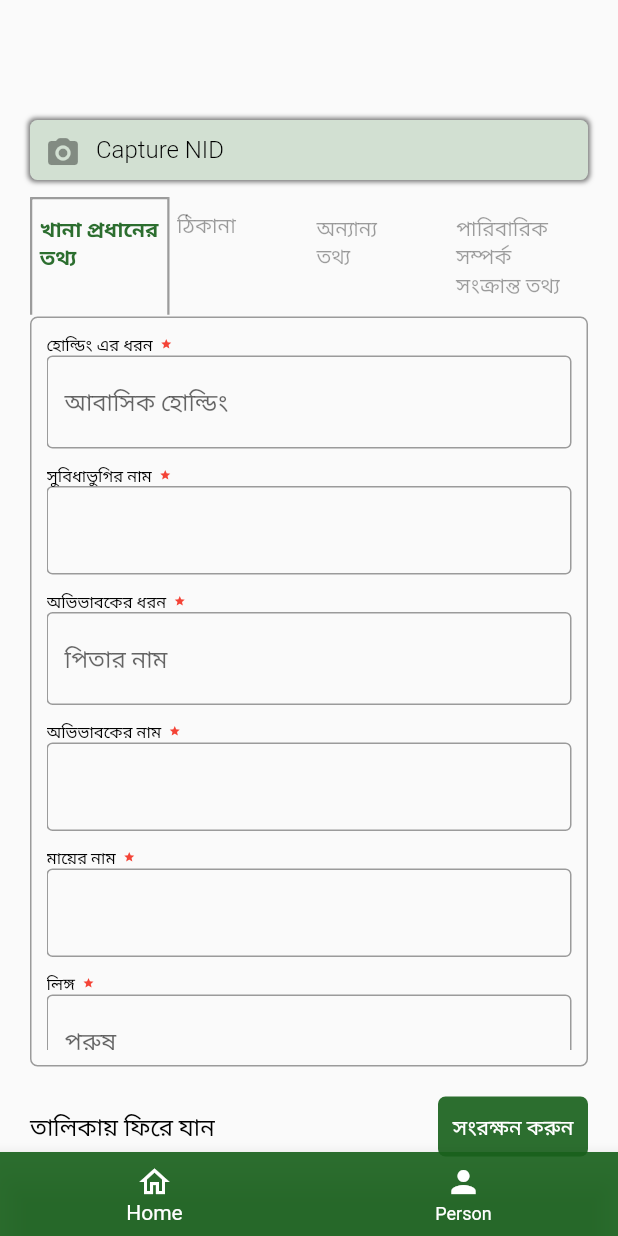
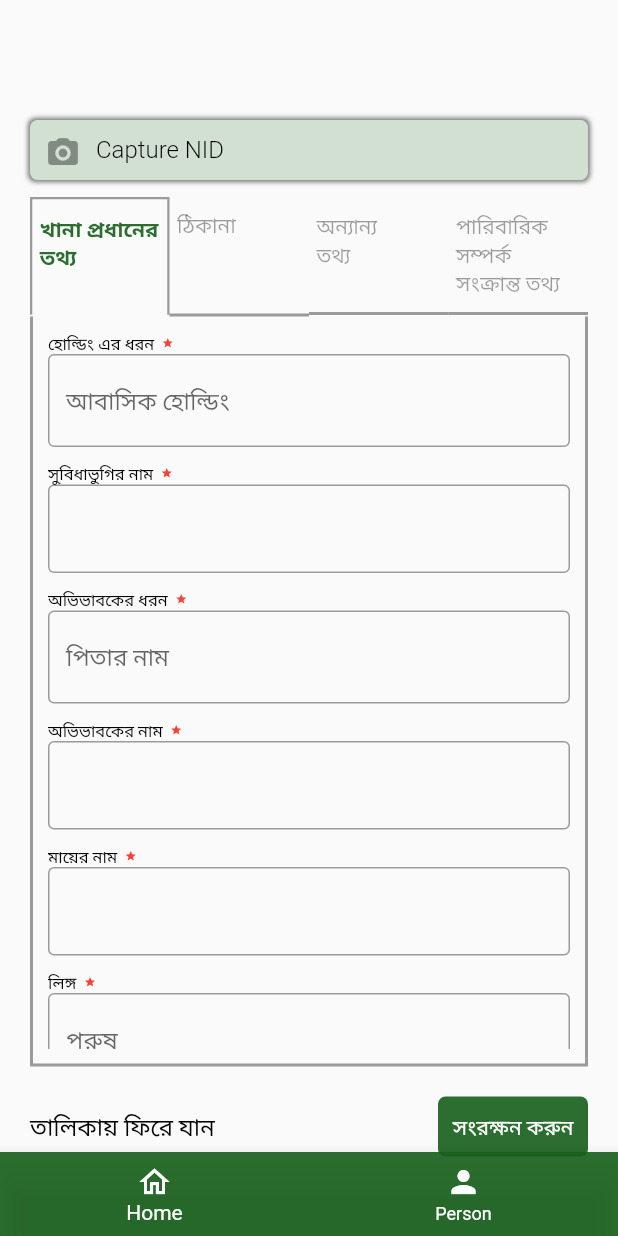
Before and after one commit to its-asaduzzaman/gov_demo, a Flutter app: the TothoScreen screen opened directly, on a phone screen of 412 x 824 dp. Run offline on Flutter 3.47's test engine with Material 2 defaults, Android fonts, the light colour scheme and no system bars.

Commit message:
update totho screen ui and readme file

```diff
--- a/lib/screens/totho_screen.dart
+++ b/lib/screens/totho_screen.dart
@@ -109,7 +109,12 @@ class _TothoScreenState extends State<TothoScreen> {
                                     width: 1.5,
                                   ),
                                 )
-                              : const Border(),
+                              : const Border(
+                                  bottom: BorderSide(
+                                    color: Colors.black38,
+                                    width: 2,
+                                  ),
+                                ),
                         ),
                         child: Text(
                           "খানা প্রধানের\n"
@@ -151,7 +156,12 @@ class _TothoScreenState extends State<TothoScreen> {
                                     width: 1.5,
                                   ),
                                 )
-                              : const Border(),
+                              : const Border(
+                                  bottom: BorderSide(
+                                    color: Colors.black38,
+                                    width: 2,
+                                  ),
+                                ),
                         ),
                         child: Text(
                           "ঠিকানা\n\n\n",
@@ -192,7 +202,12 @@ class _TothoScreenState extends State<TothoScreen> {
                                     width: 1.5,
                                   ),
                                 )
-                              : const Border(),
+                              : const Border(
+                                  bottom: BorderSide(
+                                    color: Colors.black38,
+                                    width: 2,
+                                  ),
+                                ),
                         ),
                         child: Text(
                           "অন্যান্য\n"
@@ -234,7 +249,12 @@ class _TothoScreenState extends State<TothoScreen> {
                                     width: 1.5,
                                   ),
                                 )
-                              : Border(),
+                              : const Border(
+                                  bottom: BorderSide(
+                                    color: Colors.black38,
+                                    width: 2,
+                                  ),
+                                ),
                         ),
                         child: Text(
                           "পারিবারিক সম্পর্ক\n"
@@ -258,11 +278,24 @@ class _TothoScreenState extends State<TothoScreen> {
                 ? Column(
                     children: [
                       Container(
-                        margin: EdgeInsets.all(0),
-                        padding: EdgeInsets.all(10),
-                        decoration: BoxDecoration(
-                            border: Border.all(width: 1, color: Colors.black38),
-                            borderRadius: BorderRadius.circular(5)),
+                        margin: const EdgeInsets.all(0),
+                        padding: const EdgeInsets.all(10),
+                        decoration: const BoxDecoration(
+                          border: Border(
+                            bottom: BorderSide(
+                              color: Colors.black38,
+                              width: 2,
+                            ),
+                            right: BorderSide(
+                              color: Colors.black38,
+                              width: 2,
+                            ),
+                            left: BorderSide(
+                              color: Colors.black38,
+                              width: 2,
+                            ),
+                          ),
+                        ),
                         width: double.maxFinite,
                         height: 500,
                         child: ListView(
@@ -663,8 +696,21 @@ class _TothoScreenState extends State<TothoScreen> {
                         margin: EdgeInsets.all(0),
                         padding: EdgeInsets.all(10),
                         decoration: BoxDecoration(
-                            border: Border.all(width: 1, color: Colors.black38),
-                            borderRadius: BorderRadius.circular(5)),
+                          border: Border(
+                            bottom: BorderSide(
+                              color: Colors.black38,
+                              width: 2,
+                            ),
+                            right: BorderSide(
+                              color: Colors.black38,
+                              width: 2,
+                            ),
+                            left: BorderSide(
+                              color: Colors.black38,
+                              width: 2,
+                            ),
+                          ),
+                        ),
                         width: double.maxFinite,
                         height: 500,
                         child: ListView(
@@ -865,8 +911,21 @@ class _TothoScreenState extends State<TothoScreen> {
                         margin: EdgeInsets.all(0),
                         padding: EdgeInsets.all(10),
                         decoration: BoxDecoration(
-                            border: Border.all(width: 1, color: Colors.black38),
-                            borderRadius: BorderRadius.circular(5)),
+                          border: Border(
+                            bottom: BorderSide(
+                              color: Colors.black38,
+                              width: 2,
+                            ),
+                            right: BorderSide(
+                              color: Colors.black38,
+                              width: 2,
+                            ),
+                            left: BorderSide(
+                              color: Colors.black38,
+                              width: 2,
+                            ),
+                          ),
+                        ),
                         width: double.maxFinite,
                         height: 500,
                         child: ListView(
@@ -1068,8 +1127,21 @@ class _TothoScreenState extends State<TothoScreen> {
                         margin: EdgeInsets.all(0),
                         padding: EdgeInsets.all(15),
                         decoration: BoxDecoration(
-                            border: Border.all(width: 1, color: Colors.black38),
-                            borderRadius: BorderRadius.circular(5)),
+                          border: Border(
+                            bottom: BorderSide(
+                              color: Colors.black38,
+                              width: 2,
+                            ),
+                            right: BorderSide(
+                              color: Colors.black38,
+                              width: 2,
+                            ),
+                            left: BorderSide(
+                              color: Colors.black38,
+                              width: 2,
+                            ),
+                          ),
+                        ),
                         width: double.maxFinite,
                         height: 360,
                         child: Column(
```
Also changed, not shown: assets/image/screen5.png, assets/image/screen6.png, assets/image/screen7.png, assets/image/screen8.png.
